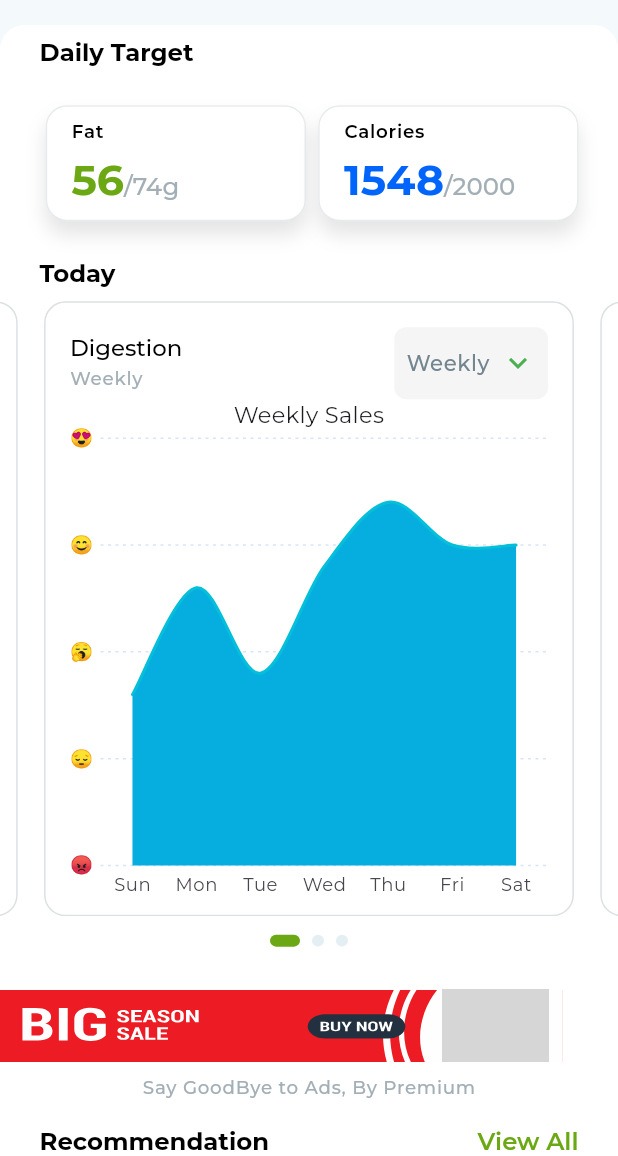
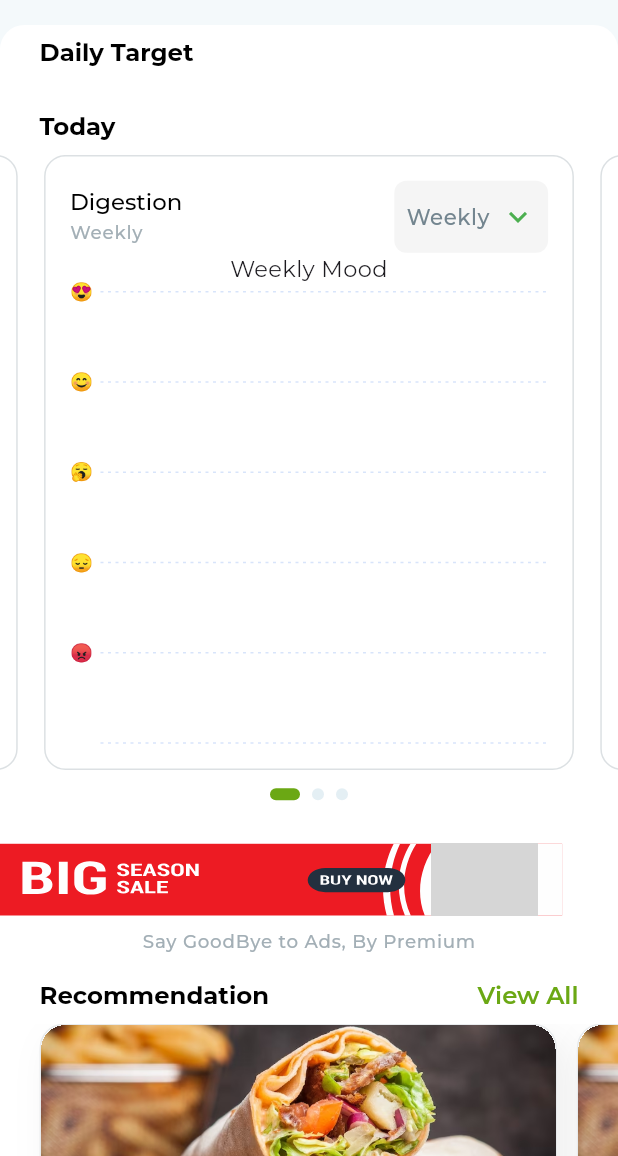
Before and after one commit to sudoahmed/m_ahmad_task, a Flutter app: the screen it shows after launch, on a phone screen of 412 x 824 dp, the part 80-1236 px from its top. Run offline on Flutter 3.47's test engine with Material 3 defaults, Android fonts, the phone set to English and light mode, and no system bars; drawn by our look-alikes of carousel_slider; our stand-ins replace connectivity_plus, dio, flutter_screenutil, flutter_svg, freezed_annotation, get and 3 more; accounts and stored records are empty; project files that could hold a hidden picture were left out; grey boxes are pictures that could not be loaded.

Commit message:
feat: Add chart data handling and models to HomeController; update HomeView for weekly mood visualization

```diff
--- a/lib/app/modules/home/views/home_view.dart
+++ b/lib/app/modules/home/views/home_view.dart
@@ -181,58 +181,17 @@ class HomeView extends GetView<HomeController> {
                                         amount: controller
                                             .dailyTargets[index].achievedTarget
                                             .toString(),
-                                        colofulFigures: AppColors.corn,
+                                        colofulFigures: [
+                                          AppColors.corn,
+                                          AppColors.flamingo,
+                                          AppColors.christi,
+                                          AppColors.blueRibbon,
+                                        ][index % 4],
                                         perUnit: controller
                                             .dailyTargets[index].totalTarget
                                             .toString(),
                                       );
                                     }),
-                                Visibility(
-                                  visible: false,
-                                  child: SizedBox(
-                                    width: 1.sw,
-                                    child: Row(
-                                      mainAxisAlignment:
-                                          MainAxisAlignment.spaceBetween,
-                                      children: [
-                                        DailyTargetCards(
-                                          cardTitle: 'Carbs',
-                                          amount: '23',
-                                          colofulFigures: AppColors.corn,
-                                          perUnit: '123g',
-                                        ),
-                                        DailyTargetCards(
-                                          cardTitle: 'Protien',
-                                          amount: '144',
-                                          colofulFigures: AppColors.flamingo,
-                                          perUnit: '100g',
-                                        ),
-                                      ],
-                                    ),
-                                  ),
-                                ),
-                                VerticalSpacing(12.h),
-                                SizedBox(
-                                  width: 1.sw,
-                                  child: Row(
-                                    mainAxisAlignment:
-                                        MainAxisAlignment.spaceBetween,
-                                    children: [
-                                      DailyTargetCards(
-                                        cardTitle: 'Fat',
-                                        amount: '56',
-                                        colofulFigures: AppColors.christi,
-                                        perUnit: '74g',
-                                      ),
-                                      DailyTargetCards(
-                                        cardTitle: 'Calories',
-                                        amount: '1548',
-                                        colofulFigures: AppColors.blueRibbon,
-                                        perUnit: '2000',
-                                      ),
-                                    ],
-                                  ),
-                                ),
                               ],
                             ),
                           ),
@@ -353,8 +312,8 @@ class HomeView extends GetView<HomeController> {
                                         ),
                                         primaryYAxis: NumericAxis(
                                           minimum: 0,
-                                          maximum: 100,
-                                          interval: 25,
+                                          maximum: 5,
+                                          interval: 1,
                                           axisLine: AxisLine(
                                               width:
                                                   0), // Remove axis line if needed
@@ -374,17 +333,16 @@ class HomeView extends GetView<HomeController> {
                                             String emoji = '';
                                             num value = details.value;
 
-                                            if (value >= 100) {
-                                              emoji = '😍'; // Very happy (100+)
-                                            } else if (value >= 70) {
-                                              emoji = '😊'; // Happy (70-99)
-                                            } else if (value >= 50) {
-                                              emoji = '🥱'; // Neutral (50-69)
-                                            } else if (value >= 25) {
-                                              // Changed from > to >=
-                                              emoji = '😔'; // Sad (25-49)
-                                            } else {
-                                              emoji = '😡'; // Very sad (0-24)
+                                            if (value >= 5) {
+                                              emoji = '😍';
+                                            } else if (value >= 4) {
+                                              emoji = '😊';
+                                            } else if (value >= 3) {
+                                              emoji = '🥱';
+                                            } else if (value >= 2) {
+                                              emoji = '😔';
+                                            } else if (value >= 1) {
+                                              emoji = '😡';
                                             }
 
                                             return ChartAxisLabel(
@@ -393,16 +351,16 @@ class HomeView extends GetView<HomeController> {
                                                     .copyWith(fontSize: 16));
                                           },
                                         ),
-                                        title: ChartTitle(text: 'Weekly Sales'),
+                                        title: ChartTitle(text: 'Weekly Mood'),
                                         tooltipBehavior:
                                             TooltipBehavior(enable: true),
                                         series: <CartesianSeries>[
-                                          SplineAreaSeries<ChartData, String>(
-                                            dataSource: chartData,
-                                            xValueMapper: (ChartData data, _) =>
-                                                data.x,
-                                            yValueMapper: (ChartData data, _) =>
-                                                data.y,
+                                          SplineAreaSeries<DayValue, String>(
+                                            dataSource: controller.chartData,
+                                            xValueMapper: (DayValue data, _) =>
+                                                data.day,
+                                            yValueMapper: (DayValue data, _) =>
+                                                data.value,
                                             borderWidth:
                                                 0, // No border for this series
                                             onCreateShader:
@@ -426,12 +384,12 @@ class HomeView extends GetView<HomeController> {
                                           ),
 
                                           // Second series: Solid line on top (no fill)
-                                          SplineSeries<ChartData, String>(
-                                            dataSource: chartData,
-                                            xValueMapper: (ChartData data, _) =>
-                                                data.x,
-                                            yValueMapper: (ChartData data, _) =>
-                                                data.y,
+                                          SplineSeries<DayValue, String>(
+                                            dataSource: controller.chartData,
+                                            xValueMapper: (DayValue data, _) =>
+                                                data.day,
+                                            yValueMapper: (DayValue data, _) =>
+                                                data.value,
                                             color: AppColors
                                                 .robinsEggBlue, // Solid line color
                                             width: 2, // Line width
@@ -477,7 +435,7 @@ class HomeView extends GetView<HomeController> {
                               SvgPicture.asset(AppIcons.banner),
                               Positioned(
                                 // top: 0.h,
-                                right: 8.w,
+                                right: 15.w,
                                 child: Image.asset(
                                   AppImages.appleCartoon,
                                   width: 65.w,
```
Also changed, not shown: lib/app/modules/home/controllers/home_controller.dart (+107 -1 lines), pubspec.lock, 3 other files.
